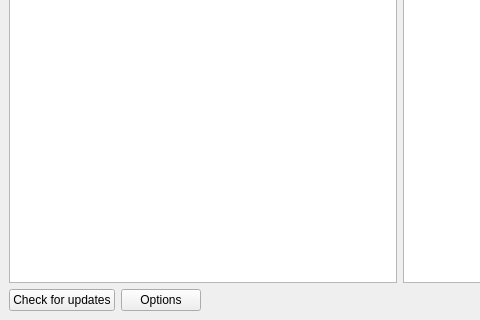
First picture: the form in ui/src/mainwindow.ui, repository prTopi/mod-placer, before the edit; both pictures show x 0 to 480 and y 280 to 600 of the 800 by 600 pixel window.
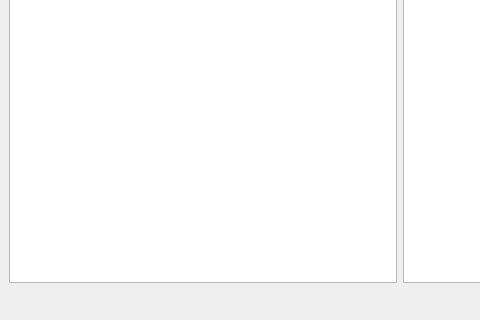
Second picture: the form after the edit. Icons and pictures are not drawn.

Commit message: Moved more buttons to menubar Changed how program starts, config chooser is now only started when needed Removed 'New Config' option, and replaced with a '+' button Saving is now disabled if mods folder is missing Fixed crashes if mods or data folder is missing Other internal changes

The edit to the form file:
```diff
--- a/ui/src/mainwindow.ui
+++ b/ui/src/mainwindow.ui
@@ -63,20 +63,6 @@
     </item>
     <item>
      <layout class="QHBoxLayout" name="layoutButtons">
-      <item>
-       <widget class="QPushButton" name="pushButtonUpdate">
-        <property name="text">
-         <string>Check for updates</string>
-        </property>
-       </widget>
-      </item>
-      <item>
-       <widget class="QPushButton" name="pushButtonOptions">
-        <property name="text">
-         <string>Options</string>
-        </property>
-       </widget>
-      </item>
       <item>
        <spacer name="spacerButtons">
         <property name="orientation">
```
Left out of the diff: 47 changed lines with no effect on the pictures. The commit also changes 4 other files.
